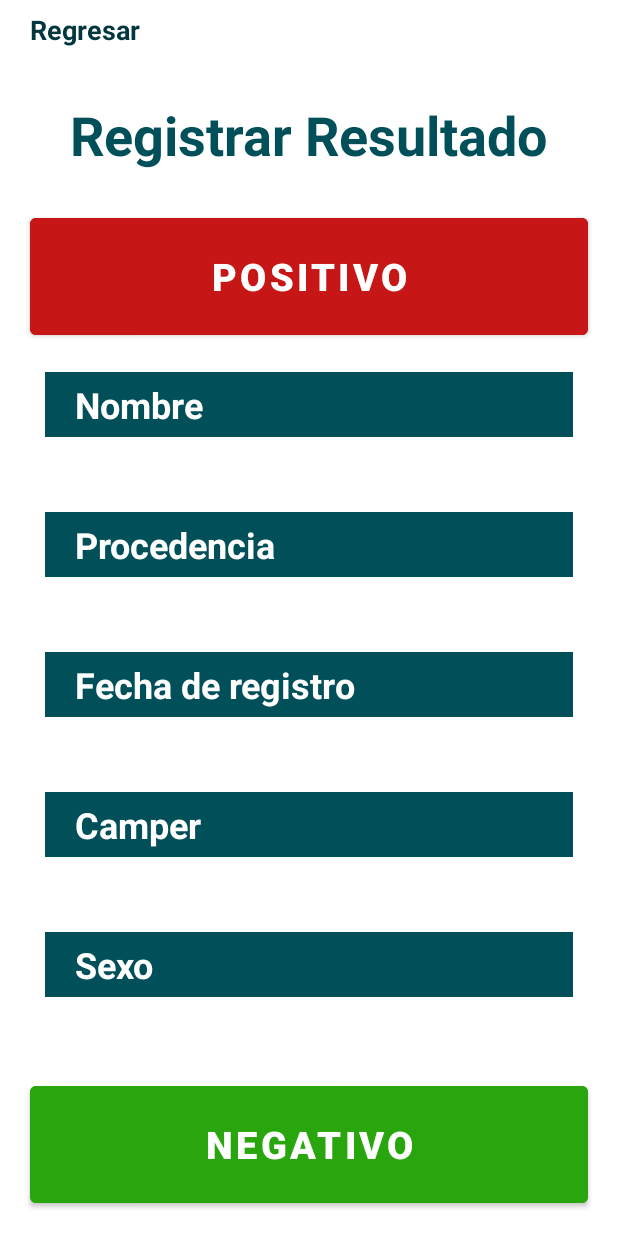
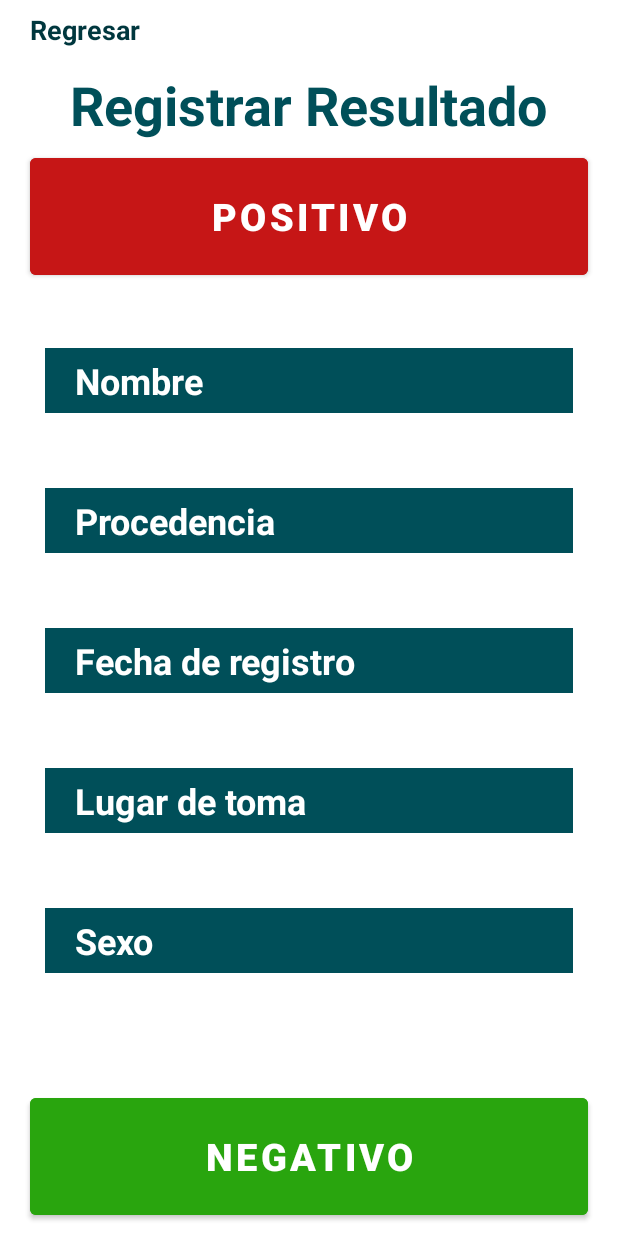
Before and after one commit to Arellanox/subir-resultados-antigeno, an Android app: the ANTIGENO_resultado screen opened directly, with no data from a screen before it, on a phone screen of 412 x 824 dp. Run offline under Robolectric (Android 15) with nearby library versions, the phone set to English and light mode, and no system bars; network calls fail.

Commit message:
Cambio de diseño

```diff
--- a/app/src/main/res/layout/activity_antigeno_resultado.xml
+++ b/app/src/main/res/layout/activity_antigeno_resultado.xml
@@ -12,7 +12,7 @@
         android:id="@+id/textView5"
         android:layout_width="match_parent"
         android:layout_height="wrap_content"
-        android:layout_marginTop="25dp"
+        android:layout_marginTop="5dp"
         android:layout_weight="1"
         android:gravity="center"
         android:text="@string/registrar_resultado"
@@ -67,7 +67,7 @@
         android:id="@+id/PositivoLayout"
         android:layout_width="0dp"
         android:layout_height="90dp"
-        android:layout_marginTop="25dp"
+        android:layout_marginTop="5dp"
         android:gravity="center"
         android:orientation="vertical"
         app:layout_constraintEnd_toEndOf="parent"
@@ -188,7 +188,7 @@
                 android:paddingTop="5dp"
                 android:paddingRight="20dp"
                 android:paddingBottom="5dp"
-                android:text="@string/camper"
+                android:text="@string/lugar_de_toma"
                 android:textColor="@color/ColorTextAccion"
                 android:textSize="24sp"
                 android:textStyle="bold" />
@@ -230,7 +230,7 @@
         android:id="@+id/NegativoLayout"
         android:layout_width="0dp"
         android:layout_height="90dp"
-        android:layout_marginBottom="16dp"
+        android:layout_marginBottom="8dp"
         android:gravity="center"
         android:orientation="vertical"
         app:layout_constraintBottom_toBottomOf="parent"
```
Also changed, not shown: 1 other file.
